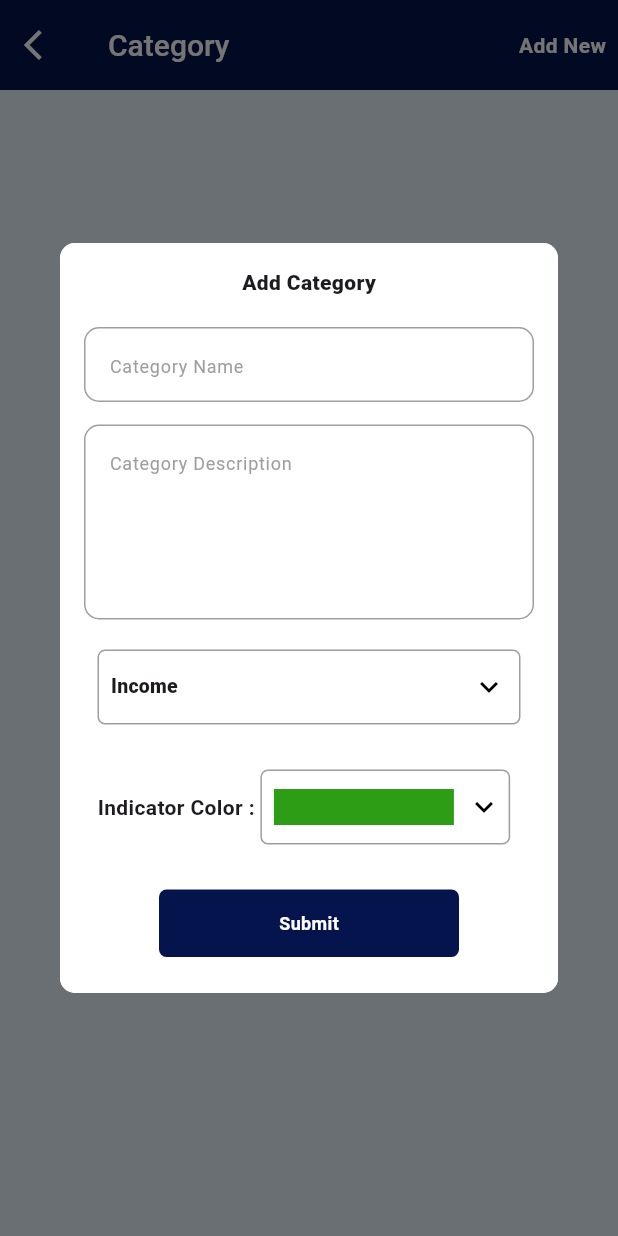
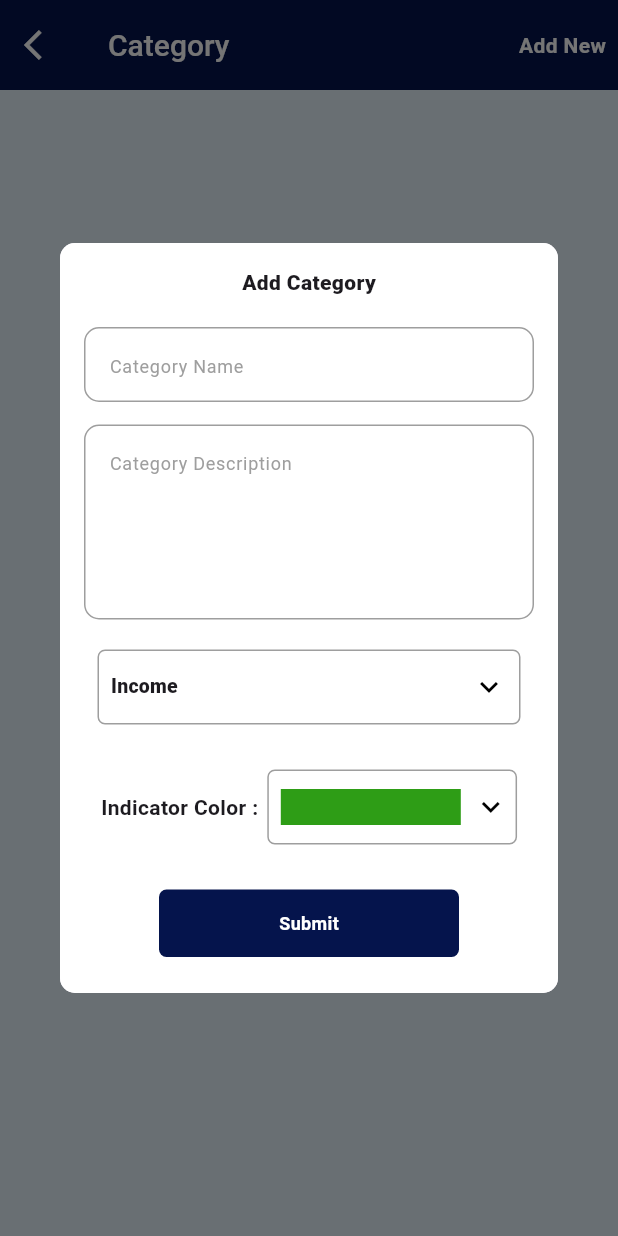
Before and after one commit to AthiraaAthi/project_way, a Flutter app: the CategoriesScreen screen opened directly, after a tap on "Add New", on a phone screen of 412 x 824 dp. Run offline on Flutter 3.47's test engine with Material 3 defaults, Android fonts, the phone set to English and light mode, and no system bars; our stand-ins replace carousel_slider, easy_localization, fl_chart, flutter_toggle_tab, pinput, sqflite and 2 more; accounts and stored records are empty.

Commit message:
changed the indicator color row to space evenely in category screen

```diff
--- a/lib/view/category_screen/category_screen.dart
+++ b/lib/view/category_screen/category_screen.dart
@@ -243,6 +243,9 @@ class _CategoriesScreenState extends State<CategoriesScreen> {
                                                   borderRadius:
                                                       BorderRadius.circular(5)),
                                               child: Row(
+                                                mainAxisAlignment:
+                                                    MainAxisAlignment
+                                                        .spaceEvenly,
                                                 children: [
                                                   Text(
                                                     "categoryscreen.addCategoryDialog.dropdownLabel"
```
